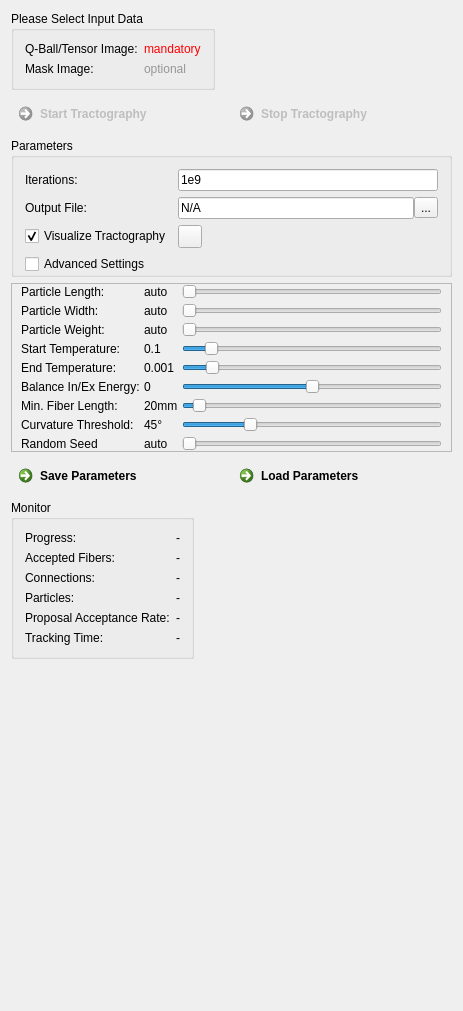
Old version of the form Plugins/org.mitk.gui.qt.diffusionimaging.tractography/src/internal/QmitkGibbsTrackingViewControls.ui in the repository MITK/MITK.
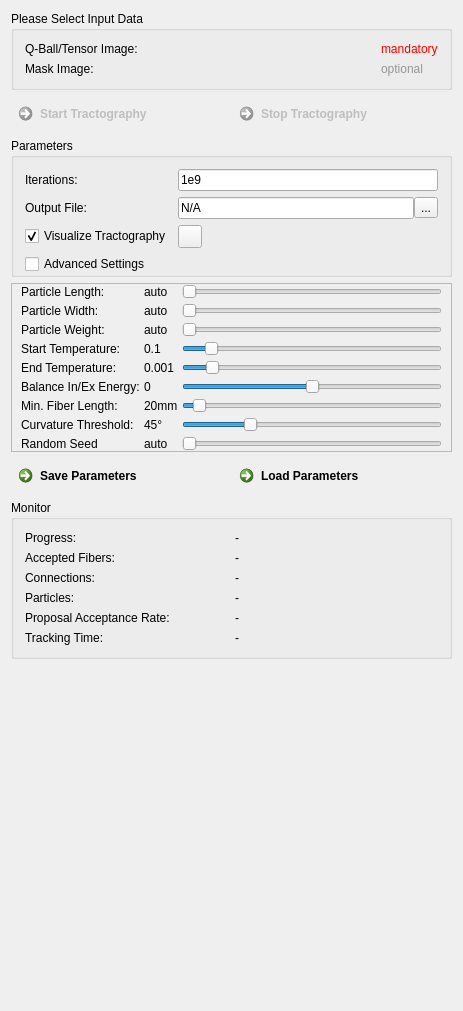
New version of the form. Icons and pictures are not drawn.

```diff
--- a/Plugins/org.mitk.gui.qt.diffusionimaging.tractography/src/internal/QmitkGibbsTrackingViewControls.ui
+++ b/Plugins/org.mitk.gui.qt.diffusionimaging.tractography/src/internal/QmitkGibbsTrackingViewControls.ui
@@ -29,55 +29,6 @@
    <property name="fieldGrowthPolicy">
     <enum>QFormLayout::AllNonFixedFieldsGrow</enum>
    </property>
-   <item row="0" column="0">
-    <widget class="QGroupBox" name="m_DataFrame">
-     <property name="title">
-      <string>Please Select Input Data</string>
-     </property>
-     <layout class="QGridLayout" name="gridLayout_4">
-      <item row="0" column="0">
-       <widget class="QLabel" name="label">
-        <property name="text">
-         <string>Q-Ball/Tensor Image:</string>
-        </property>
-       </widget>
-      </item>
-      <item row="0" column="1">
-       <widget class="QLabel" name="m_QballImageLabel">
-        <property name="toolTip">
-         <string>Mandatory input</string>
-        </property>
-        <property name="text">
-         <string>&lt;html&gt;&lt;head/&gt;&lt;body&gt;&lt;p&gt;&lt;span style=&quot; color:#ff0000;&quot;&gt;mandatory&lt;/span&gt;&lt;/p&gt;&lt;/body&gt;&lt;/html&gt;</string>
-        </property>
-        <property name="wordWrap">
-         <bool>true</bool>
-        </property>
-       </widget>
-      </item>
-      <item row="1" column="0">
-       <widget class="QLabel" name="label_3">
-        <property name="text">
-         <string>Mask Image:</string>
-        </property>
-       </widget>
-      </item>
-      <item row="1" column="1">
-       <widget class="QLabel" name="m_MaskImageLabel">
-        <property name="toolTip">
-         <string>&lt;html&gt;&lt;head/&gt;&lt;body&gt;&lt;p&gt;White matter probability mask image.&lt;/p&gt;&lt;/body&gt;&lt;/html&gt;</string>
-        </property>
-        <property name="text">
-         <string>&lt;html&gt;&lt;head/&gt;&lt;body&gt;&lt;p&gt;&lt;span style=&quot; color:#969696;&quot;&gt;optional&lt;/span&gt;&lt;/p&gt;&lt;/body&gt;&lt;/html&gt;</string>
-        </property>
-        <property name="wordWrap">
-         <bool>true</bool>
-        </property>
-       </widget>
-      </item>
-     </layout>
-    </widget>
-   </item>
    <item row="1" column="0" colspan="2">
     <widget class="QFrame" name="frame_4">
      <property name="frameShape">
@@ -875,8 +826,91 @@
      </layout>
     </widget>
    </item>
-   <item row="5" column="0">
+   <item row="6" column="1">
+    <spacer name="spacer1">
+     <property name="orientation">
+      <enum>Qt::Vertical</enum>
+     </property>
+     <property name="sizeType">
+      <enum>QSizePolicy::Expanding</enum>
+     </property>
+     <property name="sizeHint" stdset="0">
+      <size>
+       <width>0</width>
+       <height>0</height>
+      </size>
+     </property>
+    </spacer>
+   </item>
+   <item row="0" column="0" colspan="2">
+    <widget class="QGroupBox" name="m_DataFrame">
+     <property name="sizePolicy">
+      <sizepolicy hsizetype="Expanding" vsizetype="Preferred">
+       <horstretch>0</horstretch>
+       <verstretch>0</verstretch>
+      </sizepolicy>
+     </property>
+     <property name="title">
+      <string>Please Select Input Data</string>
+     </property>
+     <layout class="QGridLayout" name="gridLayout_3">
+      <item row="0" column="0">
+       <widget class="QLabel" name="label">
+        <property name="sizePolicy">
+         <sizepolicy hsizetype="Expanding" vsizetype="Preferred">
+          <horstretch>0</horstretch>
+          <verstretch>0</verstretch>
+         </sizepolicy>
+        </property>
+        <property name="text">
+         <string>Q-Ball/Tensor Image:</string>
+        </property>
+       </widget>
+      </item>
+      <item row="0" column="1">
+       <widget class="QLabel" name="m_QballImageLabel">
+        <property name="toolTip">
+         <string>Mandatory input</string>
+        </property>
+        <property name="text">
+         <string>&lt;html&gt;&lt;head/&gt;&lt;body&gt;&lt;p&gt;&lt;span style=&quot; color:#ff0000;&quot;&gt;mandatory&lt;/span&gt;&lt;/p&gt;&lt;/body&gt;&lt;/html&gt;</string>
+        </property>
+        <property name="wordWrap">
+         <bool>true</bool>
+        </property>
+       </widget>
+      </item>
+      <item row="1" column="0">
+       <widget class="QLabel" name="label_3">
+        <property name="text">
+         <string>Mask Image:</string>
+        </property>
+       </widget>
+      </item>
+      <item row="1" column="1">
+       <widget class="QLabel" name="m_MaskImageLabel">
+        <property name="toolTip">
+         <string>&lt;html&gt;&lt;head/&gt;&lt;body&gt;&lt;p&gt;White matter probability mask image.&lt;/p&gt;&lt;/body&gt;&lt;/html&gt;</string>
+        </property>
+        <property name="text">
+         <string>&lt;html&gt;&lt;head/&gt;&lt;body&gt;&lt;p&gt;&lt;span style=&quot; color:#969696;&quot;&gt;optional&lt;/span&gt;&lt;/p&gt;&lt;/body&gt;&lt;/html&gt;</string>
+        </property>
+        <property name="wordWrap">
+         <bool>true</bool>
+        </property>
+       </widget>
+      </item>
+     </layout>
+    </widget>
+   </item>
+   <item row="5" column="0" colspan="2">
     <widget class="QGroupBox" name="groupBox_4">
+     <property name="sizePolicy">
+      <sizepolicy hsizetype="Expanding" vsizetype="Preferred">
+       <horstretch>0</horstretch>
+       <verstretch>0</verstretch>
+      </sizepolicy>
+     </property>
      <property name="title">
       <string>Monitor</string>
      </property>
```
Left out of the diff: 20 changed lines with no effect on the pictures.
